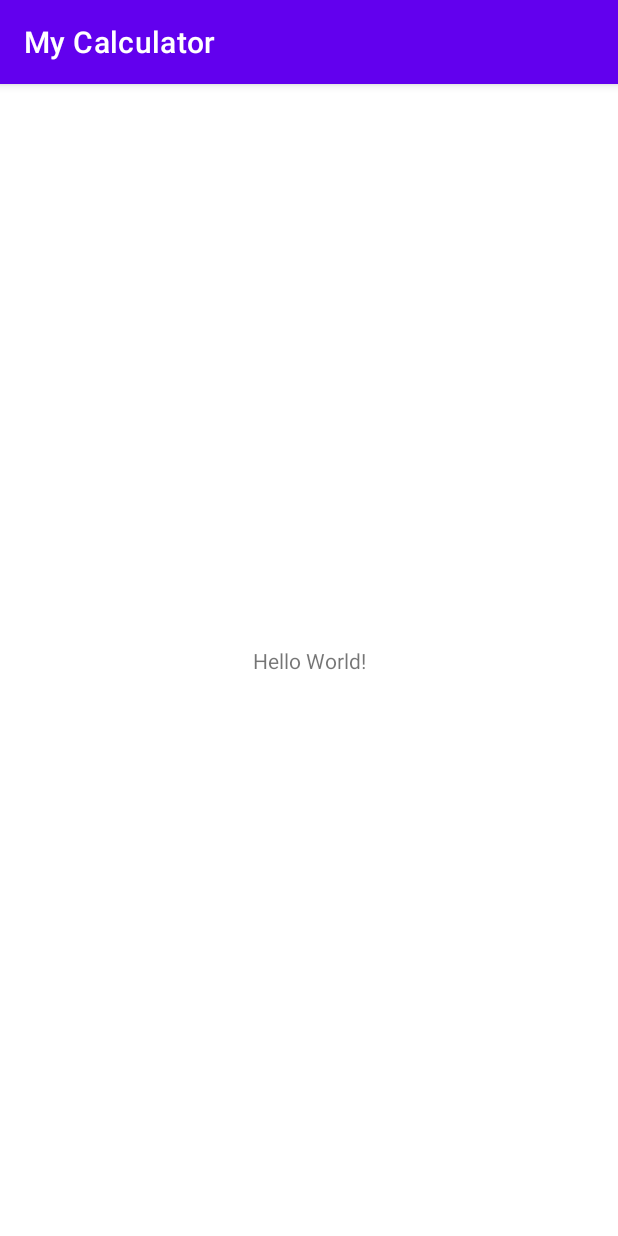
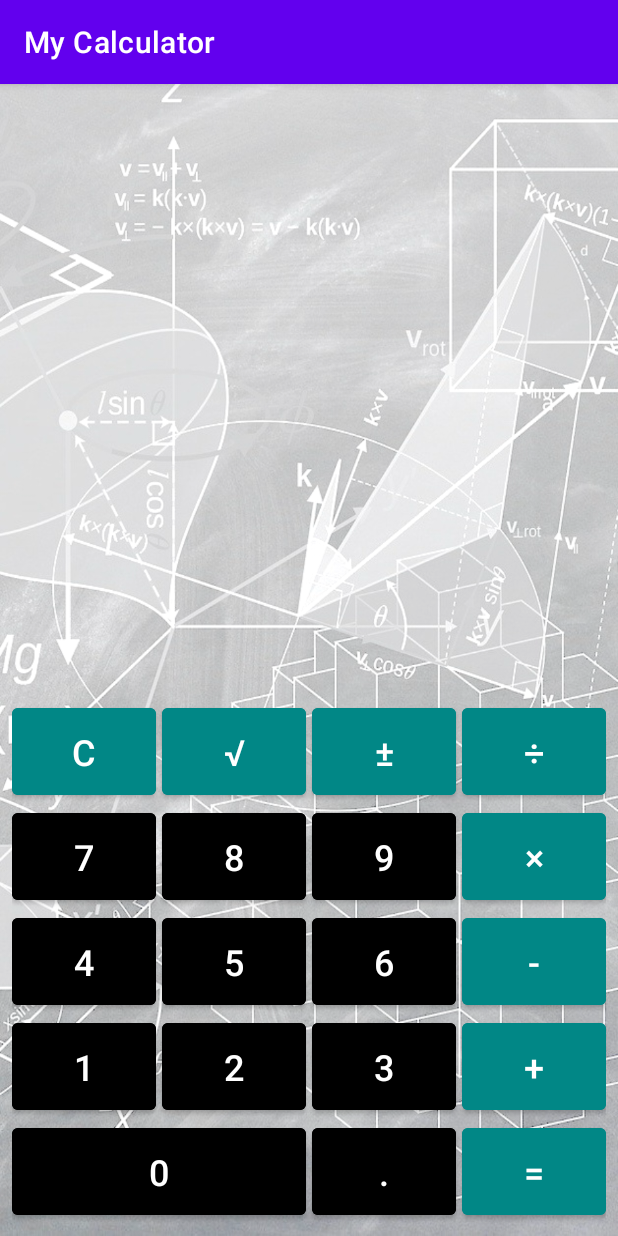
Before and after one commit to myasnick-off/My_Calculator, an Android app: the screen it shows after launch (MainActivity), on a phone screen of 412 x 824 dp. Run offline under Robolectric (Android 15) with nearby library versions, the phone set to English and light mode, and no system bars.

Commit message:
calculator keyboard creating

```diff
--- a/app/src/main/java/com/example/mycalculator/MainActivity.java
+++ b/app/src/main/java/com/example/mycalculator/MainActivity.java
@@ -11,4 +11,10 @@ public class MainActivity extends AppCompatActivity {
         super.onCreate(savedInstanceState);
         setContentView(R.layout.activity_main);
     }
+
+    /*
+      Для отрисовки клавиатуры калькулятора был выбран GridLayout, так как этот лейаут, в сочетании с FrameLayout,
+      наиболее оптимально подходит для реализации данной задачи. В итоге получаем лаконичный и читабельный код
+      разметки и не теряем в производительности.
+     */
 }
--- a/app/src/main/res/layout/activity_main.xml
+++ b/app/src/main/res/layout/activity_main.xml
@@ -1,18 +1,117 @@
 <?xml version="1.0" encoding="utf-8"?>
-<androidx.constraintlayout.widget.ConstraintLayout xmlns:android="http://schemas.android.com/apk/res/android"
-    xmlns:app="http://schemas.android.com/apk/res-auto"
+<FrameLayout xmlns:android="http://schemas.android.com/apk/res/android"
     xmlns:tools="http://schemas.android.com/tools"
     android:layout_width="match_parent"
     android:layout_height="match_parent"
+    android:background="@drawable/geometry"
+    android:padding="8dp"
     tools:context=".MainActivity">
 
-    <TextView
-        android:layout_width="wrap_content"
+    <GridLayout
+        android:layout_width="match_parent"
         android:layout_height="wrap_content"
-        android:text="Hello World!"
-        app:layout_constraintBottom_toBottomOf="parent"
-        app:layout_constraintLeft_toLeftOf="parent"
-        app:layout_constraintRight_toRightOf="parent"
-        app:layout_constraintTop_toTopOf="parent" />
+        android:layout_gravity="bottom"
+        android:columnCount="4">
 
-</androidx.constraintlayout.widget.ConstraintLayout>
+        <Button
+            android:id="@+id/cancel"
+            style="@style/green_button_style"
+            android:layout_marginEnd="4dp"
+            android:text="@string/cancel" />
+
+        <Button
+            android:id="@+id/sqrt"
+            style="@style/green_button_style"
+            android:layout_marginEnd="4dp"
+            android:text="@string/sqrt" />
+
+        <Button
+            android:id="@+id/signe"
+            style="@style/green_button_style"
+            android:layout_marginEnd="4dp"
+            android:text="@string/signe" />
+
+        <Button
+            android:id="@+id/divide"
+            style="@style/green_button_style"
+            android:text="@string/divide" />
+
+        <Button
+            android:id="@+id/seven"
+            style="@style/black_button_style"
+            android:text="@string/seven" />
+
+        <Button
+            android:id="@+id/eight"
+            style="@style/black_button_style"
+            android:text="@string/eight" />
+
+        <Button
+            android:id="@+id/nine"
+            style="@style/black_button_style"
+            android:text="@string/nine" />
+
+        <Button
+            android:id="@+id/multiply"
+            style="@style/green_button_style"
+            android:text="@string/multiply" />
+
+        <Button
+            android:id="@+id/four"
+            style="@style/black_button_style"
+            android:text="@string/four" />
+
+        <Button
+            android:id="@+id/five"
+            style="@style/black_button_style"
+            android:text="@string/five" />
+
+        <Button
+            android:id="@+id/six"
+            style="@style/black_button_style"
+            android:text="@string/six" />
+
+        <Button
+            android:id="@+id/minus"
+            style="@style/green_button_style"
+            android:text="@string/minus" />
+
+        <Button
+            android:id="@+id/one"
+            style="@style/black_button_style"
+            android:text="@string/one" />
+
+        <Button
+            android:id="@+id/two"
+            style="@style/black_button_style"
+            android:text="@string/two" />
+
+        <Button
+            android:id="@+id/three"
+            style="@style/black_button_style"
+            android:text="@string/three" />
+
+        <Button
+            android:id="@+id/plus"
+            style="@style/green_button_style"
+            android:text="@string/plus" />
+
+        <Button
+            android:id="@+id/zero"
+            style="@style/black_button_style"
+            android:layout_columnSpan="2"
+            android:text="@string/zero" />
+
+        <Button
+            android:id="@+id/dot"
+            style="@style/black_button_style"
+            android:text="@string/dot" />
+
+        <Button
+            android:id="@+id/result"
+            style="@style/green_button_style"
+            android:text="@string/result" />
+
+    </GridLayout>
+
+</FrameLayout>
--- /dev/null
+++ b/app/src/main/res/values-night/strings.xml
@@ -0,0 +1,4 @@
+<?xml version="1.0" encoding="utf-8"?>
+<resources>
+    <string name="one">1</string>
+</resources>
--- a/app/src/main/res/values/strings.xml
+++ b/app/src/main/res/values/strings.xml
@@ -1,3 +1,22 @@
 <resources>
     <string name="app_name">My Calculator</string>
+    <string name="one">1</string>
+    <string name="two">2</string>
+    <string name="three">3</string>
+    <string name="plus">+</string>
+    <string name="cancel">C</string>
+    <string name="zero">0</string>
+    <string name="dot">.</string>
+    <string name="result">=</string>
+    <string name="minus">-</string>
+    <string name="six">6</string>
+    <string name="five">5</string>
+    <string name="four">4</string>
+    <string name="seven">7</string>
+    <string name="eight">8</string>
+    <string name="nine">9</string>
+    <string name="multiply">×</string>
+    <string name="divide">÷</string>
+    <string name="sqrt">√</string>
+    <string name="signe">±</string>
 </resources>
--- /dev/null
+++ b/app/src/main/res/values/styles.xml
@@ -0,0 +1,16 @@
+<?xml version="1.0" encoding="utf-8"?>
+<resources>
+
+    <style name="green_button_style">
+        <item name="android:layout_height">70dp</item>
+        <item name="android:layout_columnWeight">1</item>
+        <item name="android:backgroundTint">@color/teal_700</item>
+        <item name="android:textSize">24sp</item>
+    </style>
+
+    <style name="black_button_style" parent="green_button_style">
+        <item name="android:layout_marginEnd">4dp</item>
+        <item name="android:backgroundTint">@color/black</item>
+    </style>
+
+</resources>
```
Also changed, not shown: app/src/main/res/drawable/geometry.png (added).
